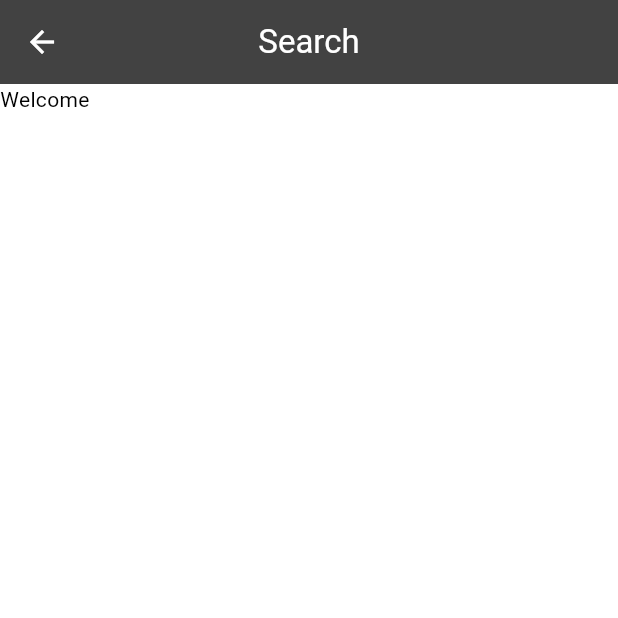
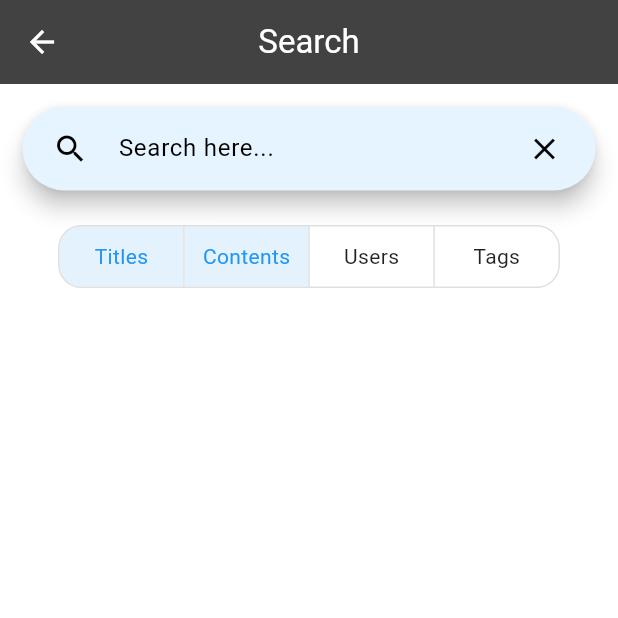
Before and after one commit to Alyaqdhans/FlutterBlogs, a Flutter app: the Search screen opened directly, on a phone screen of 412 x 824 dp, the top half of it. Run offline on Flutter 3.47's test engine with Material 3 defaults, Android fonts, the phone set to English and light mode, and no system bars; our stand-ins replace cloud_firestore, firebase_auth, firebase_core, flutter_dotenv, flutter_markdown; accounts and stored records are empty; statements that could not run were skipped.

Commit message:
Co-authored-by: xQudo <Alyaqdhans@users.noreply.github.com>

```diff
--- a/lib/search.dart
+++ b/lib/search.dart
@@ -8,6 +8,9 @@ class Search extends StatefulWidget {
 }
 
 class _SearchState extends State<Search> {
+  final TextEditingController _search = TextEditingController();
+  List<bool> filters = [true, true, false, false];
+
   @override
   Widget build(BuildContext context) {
     return Hero(
@@ -19,11 +22,56 @@ class _SearchState extends State<Search> {
           backgroundColor: Colors.grey[800],
           foregroundColor: Colors.white,
         ),
+        body: Padding(
+          padding: const EdgeInsets.all(15),
+          child: Column(
+            children: [
+              SearchBar(
+                controller: _search,
+                backgroundColor: WidgetStateProperty.all(const Color.fromARGB(255, 230, 244, 255)),
+                leading: const Icon(Icons.search),
+                trailing: [
+                  IconButton(
+                    onPressed: () {
+                      setState(() {
+                        _search.text = "";
+                      });
+                    },
+                    icon: const Icon(Icons.clear),
+                  ),
+                ],
+                hintText: 'Search here...',
+                padding: WidgetStateProperty.all(const EdgeInsets.only(left: 20, right: 10)),
+              ),
 
-        body: const Column(
-          children: [
-            Text('Welcome')
-          ],
+              const SizedBox(height: 20),
+
+              ToggleButtons(
+                isSelected: filters,
+                constraints: BoxConstraints(
+                  minWidth: MediaQuery.of(context).size.width / 5,
+                  minHeight: 40
+                ),
+                borderRadius: BorderRadius.circular(15),
+                children: const [
+                  Text("Titles"),
+                  Text("Contents"),
+                  Text("Users"),
+                  Text("Tags"),
+                ],
+                onPressed: (int index) {
+                  setState(() {
+                    filters[index] = !filters[index];
+                  });
+                },
+              ),
+
+              const SizedBox(height: 20),
+
+
+
+            ],
+          ),
         ),
       ),
     );
```
